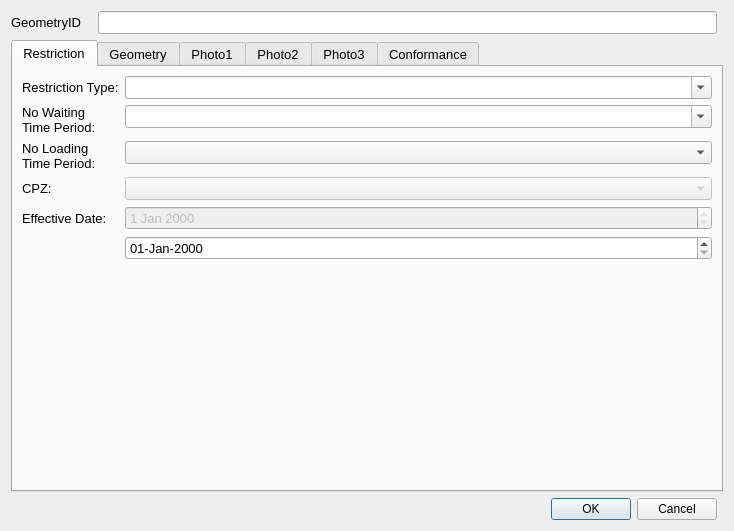
Old version of the form restrictionLineDetails_dialog_base2_qt5.ui in the repository tlh22/TOMs.
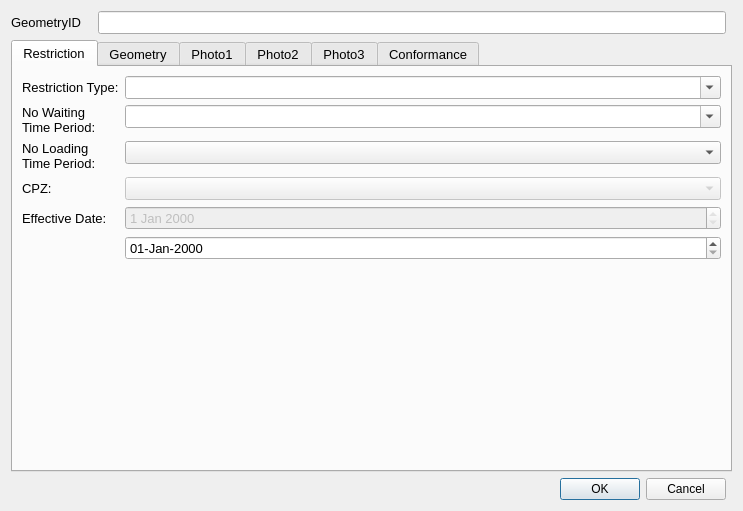
New version of the form. Custom widgets are drawn as their Qt base class.

Diff of the .ui file:
```diff
--- a/restrictionLineDetails_dialog_base2_qt5.ui
+++ b/restrictionLineDetails_dialog_base2_qt5.ui
@@ -6,8 +6,8 @@
    <rect>
     <x>0</x>
     <y>0</y>
-    <width>734</width>
-    <height>531</height>
+    <width>743</width>
+    <height>511</height>
    </rect>
   </property>
   <property name="sizePolicy">
```
Left out of the diff: 3 changed lines with no effect on the pictures.
